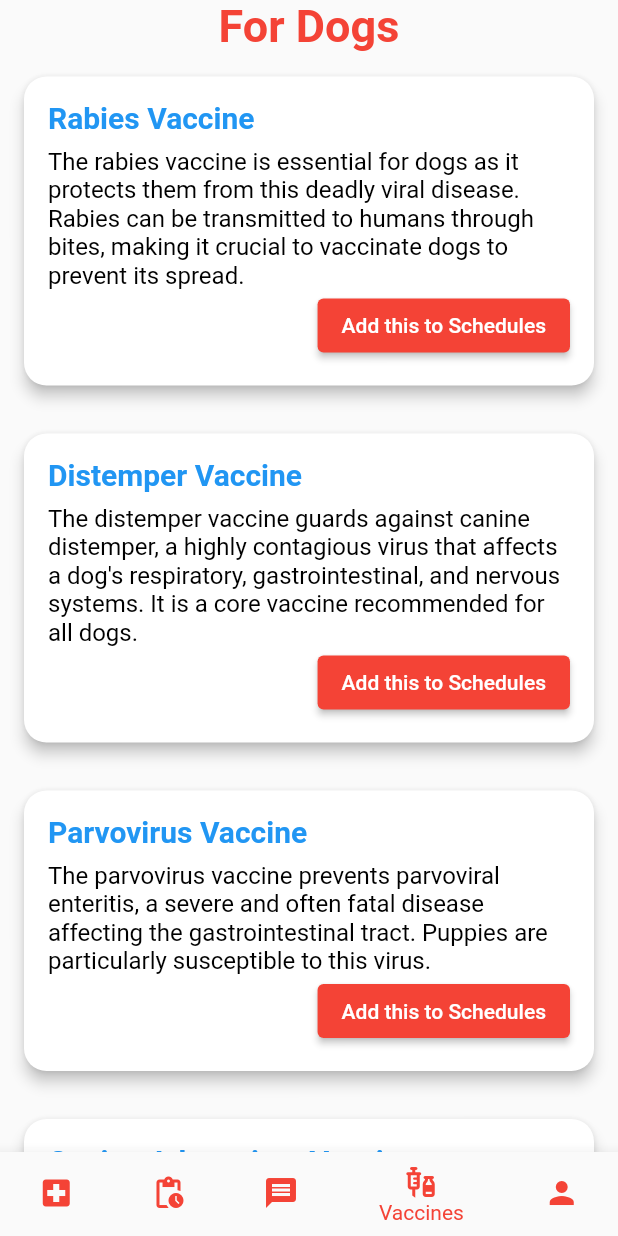
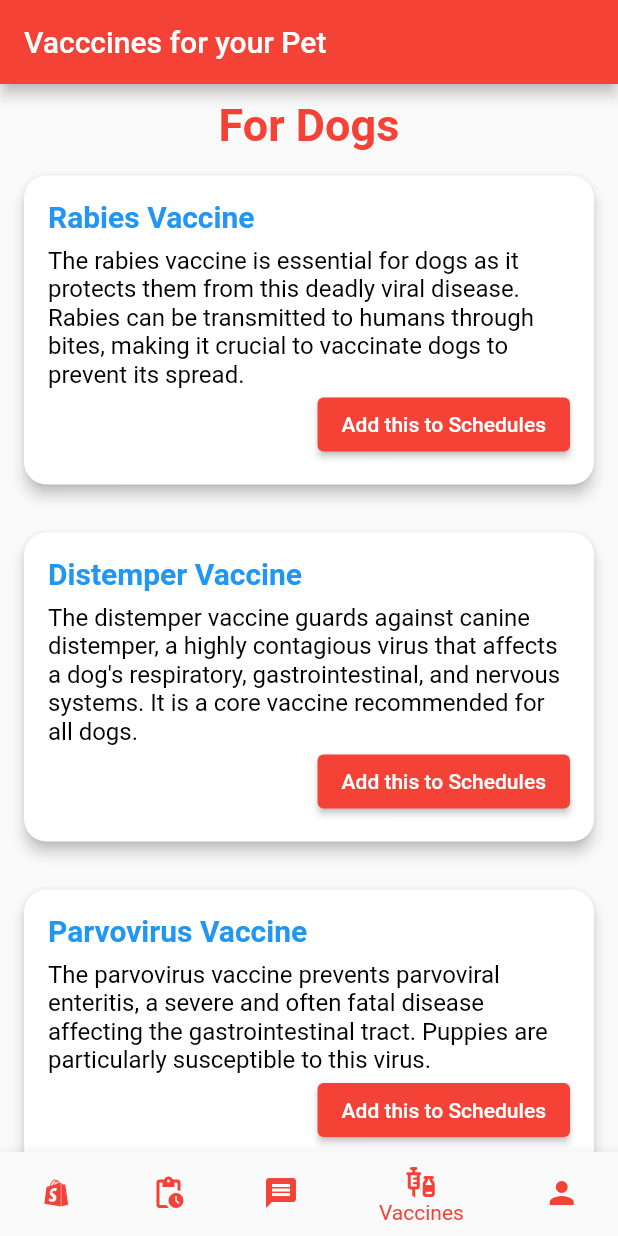
Before and after one commit to SakunPanthi123/Pawcare, a Flutter app: the NavBarScreen screen opened directly, item 4 of the bottom bar chosen, on a phone screen of 412 x 824 dp. Run offline on Flutter 3.47's test engine with Material 2 defaults, Android fonts, the light colour scheme and no system bars; our stand-ins replace cloud_firestore, firebase_auth, firebase_core; accounts and stored records are empty.

Commit message:
Minor changes to the app.

```diff
--- a/lib/login/signinpage.dart
+++ b/lib/login/signinpage.dart
@@ -14,7 +14,7 @@ class _SignInPageState extends State<SignInPage> {
   final _formKey = GlobalKey<FormState>();
   String email = '';
   String password = '';
-  bool loggedIn = false;
+  bool loggedIn = true;
 
   @override
   Widget build(BuildContext context) {
@@ -84,10 +84,10 @@ class _SignInPageState extends State<SignInPage> {
             InkWell(
                 onTap: () {
                   setState(() {
-                    loggedIn = true;
+                    loggedIn = loggedIn == true ? false : true;
                   });
                 },
-                child: Text('Sign in')),
+                child: loggedIn == true ? Text('Sign Up') : Text('Sign In')),
           ],
         ),
       ),
--- a/lib/navbar_pages/account_screen.dart
+++ b/lib/navbar_pages/account_screen.dart
@@ -1,7 +1,8 @@
-// ignore_for_file: prefer_const_constructors
+// ignore_for_file: prefer_const_constructors, use_build_context_synchronously
 
 import 'package:firebase_auth/firebase_auth.dart';
 import 'package:flutter/material.dart';
+import 'package:pawcare/login/signinpage.dart';
 import 'package:pawcare/navbar_pages/appointment_page.dart';
 import 'package:pawcare/navbar_pages/cartpage.dart';
 import 'package:pawcare/providers/cart_item_provider.dart';
@@ -45,6 +46,8 @@ class _AccountScreenState extends State<AccountScreen> {
               onPressed: () async {
                 await FirebaseAuth.instance.signOut();
                 cartProvider.reinitialize([]);
+                Navigator.of(context).pushReplacement(MaterialPageRoute(
+                    builder: (BuildContext context) => SignInPage()));
               },
               child: Text(
                 'Logout',
--- a/lib/navbar_pages/diseasescreen.dart
+++ b/lib/navbar_pages/diseasescreen.dart
@@ -14,10 +14,16 @@ class _VaccineScreenState extends State<VaccineScreen> {
   @override
   Widget build(BuildContext context) {
     return Scaffold(
+      appBar: AppBar(
+        title: Text('Vacccines for your Pet'),
+      ),
       body: SingleChildScrollView(
         child: Center(
           child: Column(
             children: [
+              SizedBox(
+                height: 10,
+              ),
               Text(
                 'For Dogs',
                 style: TextStyle(
--- a/lib/navbar_pages/homescreen.dart
+++ b/lib/navbar_pages/homescreen.dart
@@ -24,7 +24,7 @@ class _HomeScreenState extends State<HomeScreen> {
     }
     return Scaffold(
       appBar: AppBar(
-        title: Text('Shopping Page'),
+        title: Text('Pet Shop'),
       ),
       body: Padding(
         padding: const EdgeInsets.fromLTRB(12, 12, 0, 0),
--- a/lib/navbarscreen.dart
+++ b/lib/navbarscreen.dart
@@ -57,8 +57,8 @@ class _NavBarScreenState extends State<NavBarScreen> {
         },
         items: [
           BottomNavigationBarItem(
-            label: 'Pet Care',
-            icon: Icon(Icons.local_hospital),
+            label: 'Pet Shop',
+            icon: Icon(Icons.shopify),
           ),
           BottomNavigationBarItem(
             label: 'Schedules',
--- a/pubspec.yaml
+++ b/pubspec.yaml
@@ -37,7 +37,6 @@ dependencies:
   cupertino_icons: ^1.0.2
   cloud_firestore: ^4.9.1
   provider: ^6.0.5
-  cached_network_image: ^3.2.3
 
 
 
```
Also changed, not shown: lib/navbar_pages/appointmentscreen.dart (+7 -2 lines), lib/navbar_pages/message.dart (+25 -6 lines), pubspec.lock, 1 other file.
